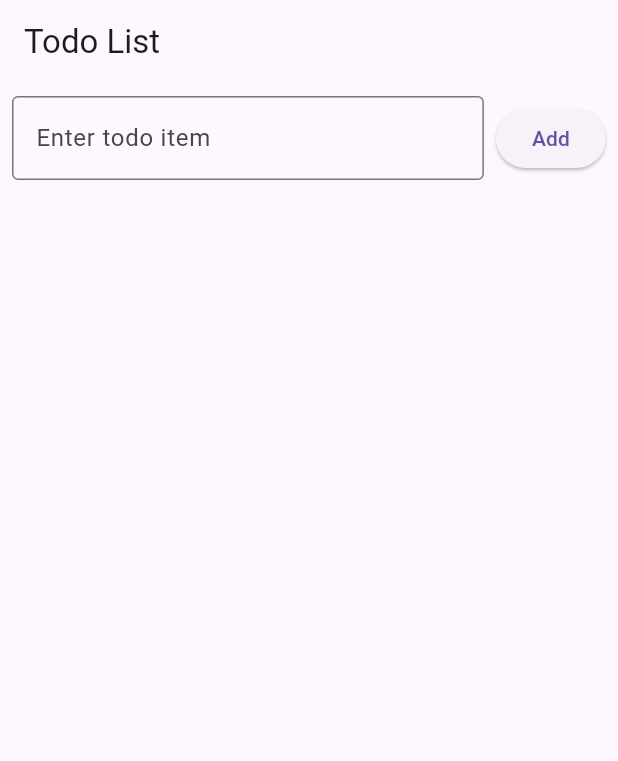
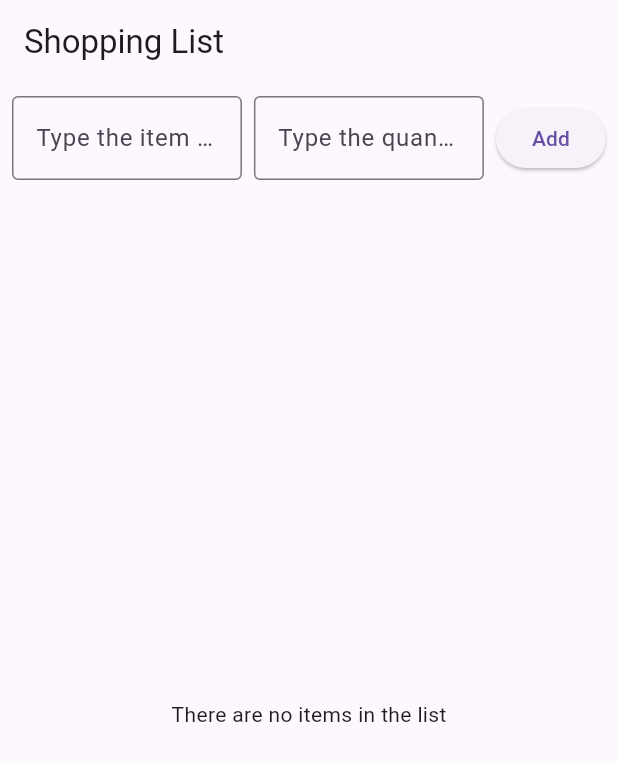
Before and after one commit to Yimi-Ding/my_cst2335_labs, a Flutter app: the screen it shows after launch, after a tap on "Add", on a phone screen of 412 x 824 dp. Shown: the top 761 px of the screen. Run offline on Flutter 3.47's test engine with Material 3 defaults, Android fonts, the phone set to English and light mode, and no system bars; our stand-ins replace floor, sqflite; accounts and stored records are empty; generated files the repository leaves out were written again; statements that could not run were skipped.

Commit message:
add database

```diff
--- a/lib/main.dart
+++ b/lib/main.dart
@@ -3,8 +3,14 @@ import 'database.dart';
 import 'todo_item.dart';
 
 void main() async {
+  // Initialize Flutter binding
   WidgetsFlutterBinding.ensureInitialized();
-  final database = await $FloorAppDatabase.databaseBuilder('app_database.db').build();
+
+  // Initialize the database
+  final database = await $FloorAppDatabase
+      .databaseBuilder('shopping_list.db')
+      .build();
+
   runApp(MyApp(database: database));
 }
 
@@ -16,95 +22,172 @@ class MyApp extends StatelessWidget {
   @override
   Widget build(BuildContext context) {
     return MaterialApp(
-      title: 'Todo App',
-      theme: ThemeData(primarySwatch: Colors.blue),
-      home: TodoListScreen(database: database),
+      title: 'Shopping List',
+      home: MyHomePage(database: database),
     );
   }
 }
 
-class TodoListScreen extends StatefulWidget {
+class MyHomePage extends StatefulWidget {
   final AppDatabase database;
 
-  const TodoListScreen({super.key, required this.database});
+  const MyHomePage({super.key, required this.database});
 
   @override
-  State<TodoListScreen> createState() => _TodoListScreenState();
+  State<MyHomePage> createState() => _MyHomePageState();
 }
 
-class _TodoListScreenState extends State<TodoListScreen> {
-  List<TodoItem> todos = [];
-  final TextEditingController _controller = TextEditingController();
+class _MyHomePageState extends State<MyHomePage> {
+  List<TodoItem> items = [];
+  final TextEditingController _itemController = TextEditingController();
+  final TextEditingController _quantityController = TextEditingController();
 
   @override
   void initState() {
     super.initState();
-    _loadTodos();
+    _loadItems(); // Load items from database when app starts (Requirement 2)
   }
 
-  Future<void> _loadTodos() async {
-    final todoDao = widget.database.todoDao;
-    final todoList = await todoDao.getAllTodos();
+  // Load items from database
+  Future<void> _loadItems() async {
+    final loadedItems = await widget.database.todoDao.findAllTodoItems();
     setState(() {
-      todos = todoList;
+      items = loadedItems;
     });
   }
 
-  Future<void> _addTodo(String text) async {
-    if (text.isNotEmpty) {
-      final todo = TodoItem(TodoItem.ID, text);
-      await widget.database.todoDao.insertItem(todo);
-      _controller.clear();
-      _loadTodos();
-    }
+  @override
+  void dispose() {
+    _itemController.dispose();
+    _quantityController.dispose();
+    super.dispose();
   }
 
-  @override
-  Widget build(BuildContext context) {
-    return Scaffold(
-      appBar: AppBar(title: Text('Todo List')),
-      body: Column(
+  // Create a function to return the list page Widget
+  Widget ListPage() {
+    return Column(
       children: [
+        // Input section: contains two TextFields and a button
         Padding(
-            padding: EdgeInsets.all(8.0),
+          padding: const EdgeInsets.all(8.0),
           child: Row(
             children: [
               Expanded(
+                flex: 2,
                 child: TextField(
-                    controller: _controller,
-                    decoration: InputDecoration(
-                      hintText: 'Enter todo item',
+                  controller: _itemController,
+                  decoration: const InputDecoration(
+                    hintText: 'Type the item here',
                     border: OutlineInputBorder(),
                   ),
                 ),
               ),
-                SizedBox(width: 8),
+              const SizedBox(width: 8),
+              Expanded(
+                flex: 2,
+                child: TextField(
+                  controller: _quantityController,
+                  decoration: const InputDecoration(
+                    hintText: 'Type the quantity here',
+                    border: OutlineInputBorder(),
+                  ),
+                  keyboardType: TextInputType.number,
+                ),
+              ),
+              const SizedBox(width: 8),
               ElevatedButton(
-                  onPressed: () => _addTodo(_controller.text),
-                  child: Text('Add'),
+                onPressed: () {
+                  // Validate inputs not empty
+                  if (_itemController.text.isNotEmpty &&
+                      _quantityController.text.isNotEmpty) {
+
+                    // Create new item
+                    final newItem = TodoItem(
+                      TodoItem.ID,
+                      _itemController.text,
+                      int.tryParse(_quantityController.text) ?? 1,
+                    );
+
+                    // Insert into database (Requirement 1)
+                    widget.database.todoDao.insertTodoItem(newItem);
+
+                    setState(() {
+                      // Add to local list
+                      items.add(newItem);
+                      // Clear input fields
+                      _itemController.clear();
+                      _quantityController.clear();
+                    });
+                  }
+                },
+                child: const Text('Add'),
               ),
             ],
           ),
         ),
+        // ListView part
         Expanded(
-            child: ListView.builder(
-              itemCount: todos.length,
+          child: items.isEmpty
+              ? const Center(
+            child: Text('There are no items in the list'),
+          )
+              : ListView.builder(
+            itemCount: items.length,
             itemBuilder: (context, index) {
-                return ListTile(
-                  title: Text(todos[index].todoItem),
-                  trailing: IconButton(
-                    icon: Icon(Icons.delete),
-                    onPressed: () async {
-                      await widget.database.todoDao.deleteItem(todos[index]);
-                      _loadTodos();
+              return GestureDetector(
+                onLongPress: () {
+                  showDialog(
+                    context: context,
+                    builder: (BuildContext context) {
+                      return AlertDialog(
+                        title: const Text('Delete Item'),
+                        content: const Text('Do you want to delete this item?'),
+                        actions: [
+                          TextButton(
+                            onPressed: () {
+                              Navigator.of(context).pop();
                             },
+                            child: const Text('No'),
+                          ),
+                          TextButton(
+                            onPressed: () {
+                              // Delete from database (Requirement 3)
+                              widget.database.todoDao.deleteTodoItem(items[index]);
+
+                              setState(() {
+                                items.removeAt(index);
+                              });
+                              Navigator.of(context).pop();
+                            },
+                            child: const Text('Yes'),
+                          ),
+                        ],
+                      );
+                    },
+                  );
+                },
+                child: Padding(
+                  padding: const EdgeInsets.symmetric(horizontal: 16.0, vertical: 8.0),
+                  child: Text(
+                    '${index + 1}: ${items[index].name} quantity: ${items[index].quantity}',
+                    style: const TextStyle(fontSize: 16),
+                  ),
                 ),
               );
             },
           ),
         ),
       ],
+    );
+  }
+
+  @override
+  Widget build(BuildContext context) {
+    return Scaffold(
+      appBar: AppBar(
+        title: const Text('Shopping List'),
       ),
+      body: ListPage(),
     );
   }
 }
--- a/lib/todo_dao.dart
+++ b/lib/todo_dao.dart
@@ -10,9 +10,6 @@ abstract class TodoDao {
   @insert
   Future<void> insertItem(TodoItem item);
 
-  @update
-  Future<void> updateTodo(TodoItem todo);
-
   @delete
   Future<void> deleteItem(TodoItem item);
 
--- a/pubspec.yaml
+++ b/pubspec.yaml
@@ -31,7 +31,8 @@ dependencies:
   flutter:
     sdk: flutter
   floor: ^1.5.0
-
+  sqflite: ^2.4.1
+  path: ^1.9.0
   cupertino_icons: ^1.0.8
 
 dev_dependencies:
```
Also changed, not shown: pubspec.lock. Lines whose indentation alone changed are shown as unchanged.
